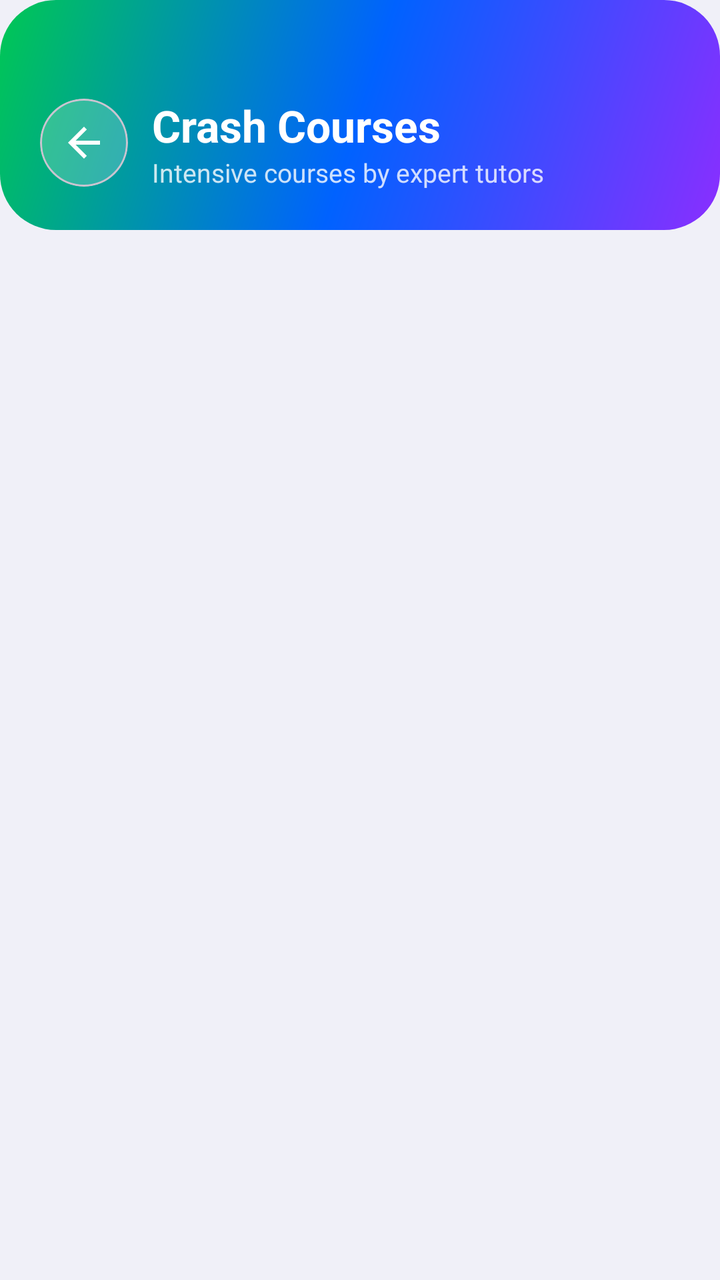
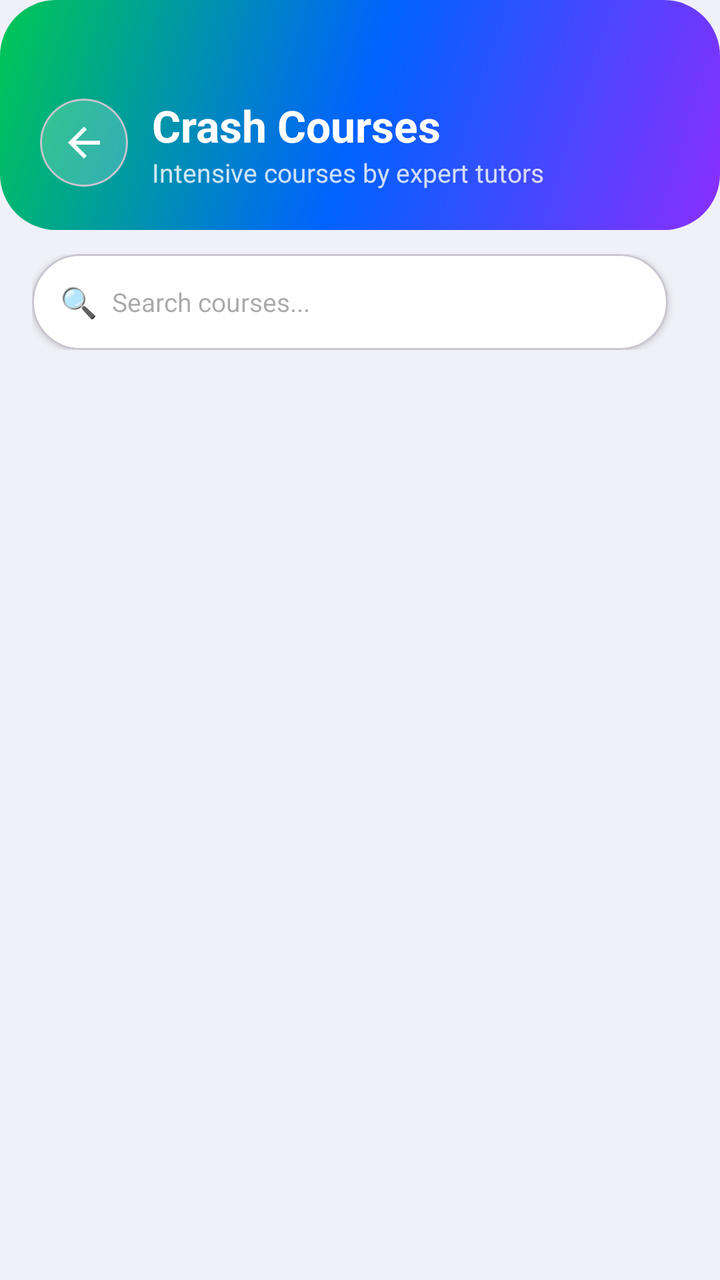

An Android layout rendered at two revisions. The XML below is the earlier revision; the diff shows what the commit changed to produce the second picture.
<!-- AndroidManifest.xml: application theme Theme.PeerTutoringApollo -->
<!-- res/layout/activity_courses.xml -->
<?xml version="1.0" encoding="utf-8"?>
<LinearLayout xmlns:android="http://schemas.android.com/apk/res/android"
    xmlns:app="http://schemas.android.com/apk/res-auto"
    android:layout_width="match_parent"
    android:layout_height="match_parent"
    android:orientation="vertical"
    android:background="#F0F0F8">

    
    <LinearLayout
        android:layout_width="match_parent"
        android:layout_height="wrap_content"
        android:background="@drawable/bg_button_gradient"
        android:orientation="vertical"
        android:paddingTop="48dp"
        android:paddingBottom="20dp"
        android:paddingHorizontal="20dp">

        <LinearLayout
            android:layout_width="match_parent"
            android:layout_height="wrap_content"
            android:orientation="horizontal"
            android:gravity="center_vertical">

            
            <com.google.android.material.card.MaterialCardView
                android:layout_width="44dp" android:layout_height="44dp"
                android:layout_marginEnd="12dp"
                app:cardCornerRadius="22dp" app:cardBackgroundColor="#33FFFFFF"
                app:cardElevation="0dp">
                <ImageButton android:id="@+id/btnBack"
                    android:layout_width="match_parent" android:layout_height="match_parent"
                    android:background="@android:color/transparent"
                    android:src="@drawable/ic_arrow_back"
                    app:tint="#FFFFFF" android:contentDescription="Back"/>
            </com.google.android.material.card.MaterialCardView>

            <LinearLayout android:layout_width="0dp" android:layout_height="wrap_content"
                android:layout_weight="1" android:orientation="vertical">
                <TextView android:layout_width="wrap_content" android:layout_height="wrap_content"
                    android:text="Crash Courses" android:textColor="#FFFFFF"
                    android:textSize="22sp" android:textStyle="bold"/>
                <TextView android:layout_width="wrap_content" android:layout_height="wrap_content"
                    android:text="Intensive courses by expert tutors"
                    android:textColor="#CCFFFFFF" android:textSize="13sp"/>
            </LinearLayout>
        </LinearLayout>
    </LinearLayout>

    
    <ScrollView
        android:layout_width="match_parent"
        android:layout_height="0dp"
        android:layout_weight="1">
        <LinearLayout
            android:id="@+id/layoutCourses"
            android:layout_width="match_parent"
            android:layout_height="wrap_content"
            android:orientation="vertical"
            android:padding="16dp"/>
    </ScrollView>

    
    <com.google.android.material.card.MaterialCardView
        android:id="@+id/fabCreateCourse"
        android:layout_width="wrap_content"
        android:layout_height="wrap_content"
        android:layout_gravity="end|bottom"
        android:layout_margin="20dp"
        android:visibility="gone"
        android:clickable="true"
        android:focusable="true"
        app:cardCornerRadius="28dp"
        app:cardElevation="6dp"
        app:cardBackgroundColor="@null"
        android:layout_marginBottom="20dp"
        android:layout_marginEnd="20dp"
        style="@style/Widget.Material3.CardView.Elevated">

        <LinearLayout
            android:layout_width="wrap_content"
            android:layout_height="wrap_content"
            android:orientation="horizontal"
            android:gravity="center_vertical"
            android:background="@drawable/bg_button_gradient"
            android:paddingHorizontal="20dp"
            android:paddingVertical="14dp">
            <TextView android:layout_width="wrap_content" android:layout_height="wrap_content"
                android:text="+ " android:textColor="#FFFFFF"
                android:textSize="18sp" android:textStyle="bold"/>
            <TextView android:layout_width="wrap_content" android:layout_height="wrap_content"
                android:text="Create Course" android:textColor="#FFFFFF"
                android:textSize="15sp" android:textStyle="bold"/>
        </LinearLayout>
    </com.google.android.material.card.MaterialCardView>

</LinearLayout>
<!-- resources referenced by this layout -->
<resources>
  <!-- drawable bg_button_gradient (drawable) -->
  <?xml version="1.0" encoding="utf-8"?>
  <shape xmlns:android="http://schemas.android.com/apk/res/android">
      <gradient
          android:startColor="#8A2EFF"
          android:centerColor="#0062FF"
          android:endColor="#00C853"
          android:angle="135" />
      <corners android:radius="28dp" />
  </shape>
  <!-- drawable ic_arrow_back (drawable) -->
  <vector xmlns:android="http://schemas.android.com/apk/res/android"
      android:width="24dp"
      android:height="24dp"
      android:viewportWidth="24"
      android:viewportHeight="24">
      <path
          android:fillColor="@android:color/white"
          android:pathData="M20,11H7.83l5.59,-5.59L12,4l-8,8 8,8 1.41,-1.41L7.83,13H20v-2z"/>
  </vector>
  <style name="Theme.PeerTutoringApollo" parent="Base.Theme.PeerTutoringApollo" />
  <style name="Base.Theme.PeerTutoringApollo" parent="Theme.Material3.Light.NoActionBar">
          
          
      </style>
</resources>

<!-- the commit's change to res/layout/activity_courses.xml (unified diff, before → after) -->
@@ -47,6 +47,45 @@
         </LinearLayout>
     </LinearLayout>
 
+
+    
+    <LinearLayout android:layout_width="match_parent" android:layout_height="wrap_content"
+        android:orientation="horizontal" android:gravity="center_vertical"
+        android:paddingHorizontal="16dp" android:paddingTop="12dp" android:paddingBottom="6dp">
+
+        <com.google.android.material.card.MaterialCardView
+            android:layout_width="0dp" android:layout_height="48dp"
+            android:layout_weight="1" android:layout_marginEnd="10dp"
+            app:cardCornerRadius="24dp" app:cardBackgroundColor="#FFFFFF"
+            app:cardElevation="2dp">
+            <LinearLayout android:layout_width="match_parent" android:layout_height="match_parent"
+                android:orientation="horizontal" android:gravity="center_vertical"
+                android:paddingHorizontal="14dp">
+                <TextView android:layout_width="wrap_content" android:layout_height="wrap_content"
+                    android:text="🔍  " android:textSize="15sp"/>
+                <EditText android:id="@+id/etSearchCourses"
+                    android:layout_width="0dp" android:layout_height="match_parent"
+                    android:layout_weight="1" android:background="@android:color/transparent"
+                    android:hint="Search courses..." android:textSize="13sp"
+                    android:textColor="#071A3D" android:imeOptions="actionSearch"
+                    android:inputType="text"/>
+            </LinearLayout>
+        </com.google.android.material.card.MaterialCardView>
+
+        <Spinner android:id="@+id/spinnerSort"
+            android:layout_width="wrap_content" android:layout_height="48dp"
+            android:background="@android:color/transparent"/>
+    </LinearLayout>
+
+    
+    <HorizontalScrollView android:id="@+id/hsvSubjectFilter"
+        android:layout_width="match_parent" android:layout_height="wrap_content"
+        android:scrollbars="none"
+        android:paddingHorizontal="16dp" android:paddingBottom="8dp">
+        <LinearLayout android:layout_width="wrap_content" android:layout_height="wrap_content"
+            android:orientation="horizontal"/>
+    </HorizontalScrollView>
+
     
     <ScrollView
         android:layout_width="match_parent"
